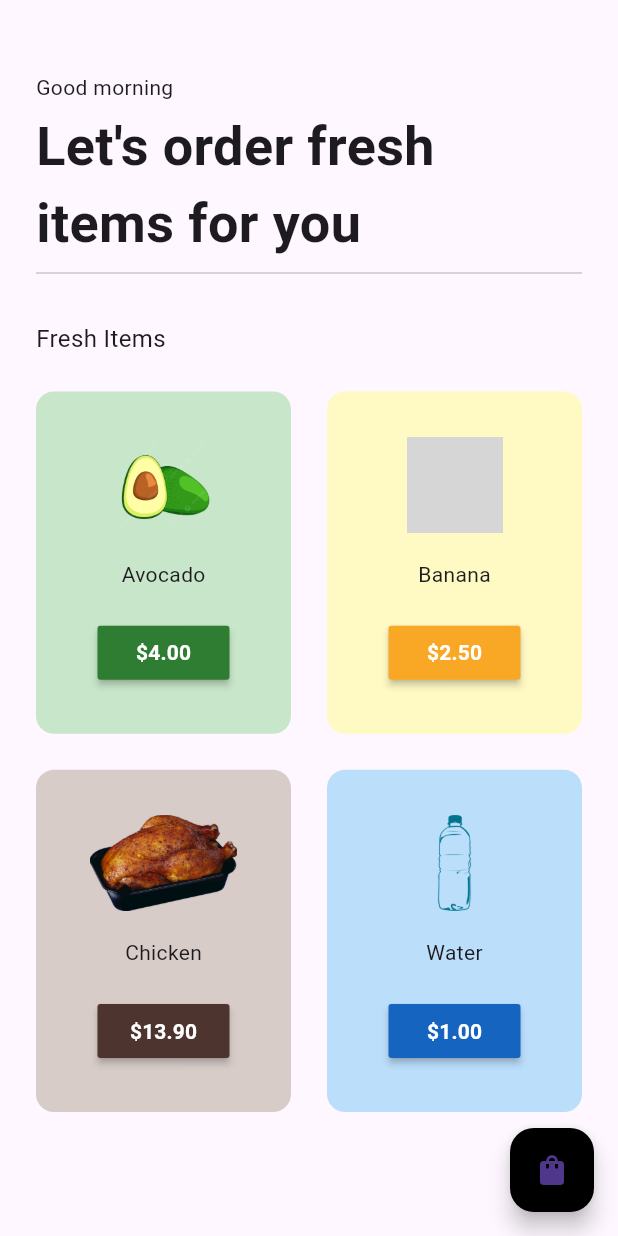
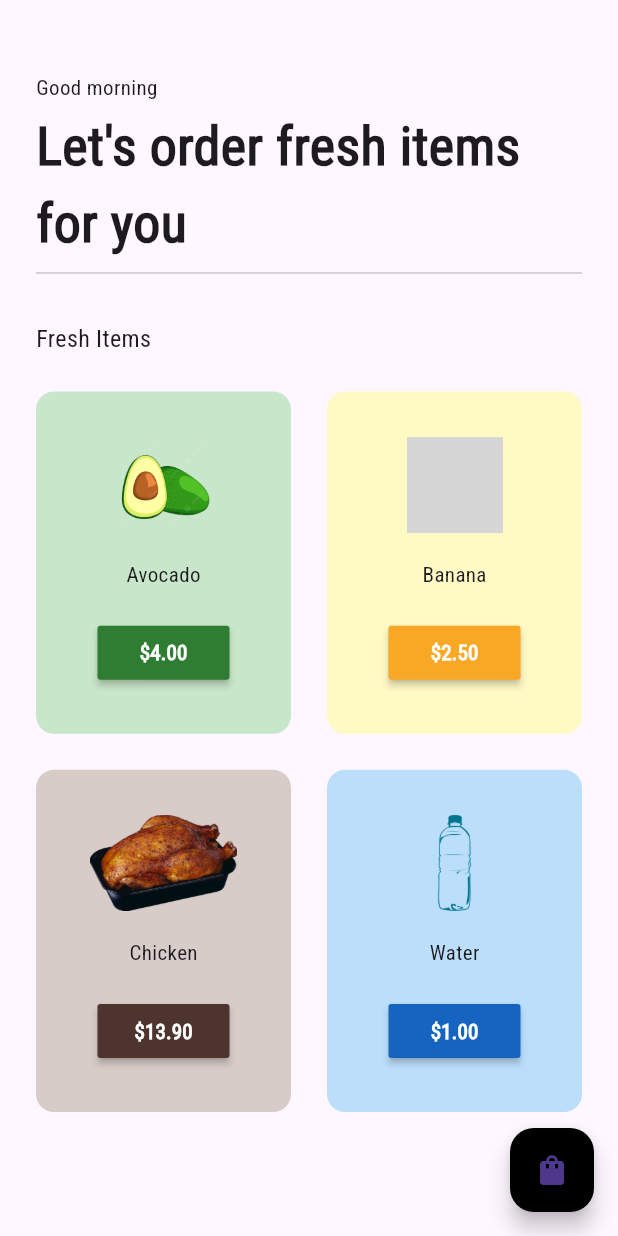
Before and after one commit to aaronhayu/grocery_shop, a Flutter app: the HomePage screen opened directly, on a phone screen of 412 x 824 dp. Run offline on Flutter 3.47's test engine with Material 3 defaults, Android fonts, the phone set to English and light mode, and no system bars; grey boxes are pictures that could not be loaded.

Commit message:
Did some adjustment

```diff
--- /dev/null
+++ b/lib/core/resources/app_fonts.dart
@@ -0,0 +1,3 @@
+class AppFonts {
+  static const roboto = 'Roboto';
+}
--- a/lib/pages/home_page.dart
+++ b/lib/pages/home_page.dart
@@ -1,4 +1,5 @@
 import 'package:flutter/material.dart';
+import 'package:grocery_shop/core/resources/app_fonts.dart';
 import 'package:grocery_shop/model/cart_model.dart';
 import 'package:grocery_shop/pages/cart_page.dart';
 import 'package:provider/provider.dart';
@@ -25,53 +26,55 @@ class HomePage extends StatelessWidget {
       ),
       body: SafeArea(
         child: Column(
+          children: [
+            ItemsDescription(),
+            GroceryList()
+          ],
+        ),
+      ),
+    );
+  }
+}
+class ItemsDescription extends StatelessWidget {
+  const ItemsDescription({super.key});
+
+  @override
+  Widget build(BuildContext context) {
+    return Padding(
+      padding: const EdgeInsets.symmetric(horizontal: 24.0),
+      child: Column(
         crossAxisAlignment: CrossAxisAlignment.start,
         children: [
           SizedBox(height: 48),
-
-            // Good morning
-            Padding(
-              padding: EdgeInsets.symmetric(horizontal: 24.0),
-              child: Text("Good morning"),
-            ),
-
-            const SizedBox(
-              height: 4,
-            ),
-
-            // Let's order fresh items for you.
-
-            Padding(
-              padding: const EdgeInsets.symmetric(horizontal: 24.0),
-              child: Text(
+          Text("Good morning", style: TextStyle(fontFamily: AppFonts.roboto),),
+          const SizedBox(height: 4),
+          Text(
             "Let's order fresh items for you",
             style: TextStyle(
               fontSize: 36,
               fontWeight: FontWeight.bold,
             ),
           ),
-            ),
-
-            // divider
-            const Padding(
-              padding: const EdgeInsets.symmetric(horizontal: 24.0),
-              child: Divider(),
-            ),
-
-            const SizedBox(
-              height: 24,
-            ),
-
-            // fresh items + grid
-            const Padding(
-              padding: const EdgeInsets.symmetric(horizontal: 24.0),
-              child: Text(
+          Divider(),
+          const SizedBox(height: 24),
+          Text(
             "Fresh Items",
             style: TextStyle(fontSize: 16),
           ),
+        ],
       ),
+    );
+  }
+}
 
-            Expanded(
+class GroceryList extends StatelessWidget {
+  const GroceryList({
+    super.key,
+  });
+
+  @override
+  Widget build(BuildContext context) {
+    return Expanded(
       child: Consumer<CartModel>(
         builder: (context, value, child) {
           return GridView.builder(
@@ -82,7 +85,6 @@ class HomePage extends StatelessWidget {
                   crossAxisCount: 2,
                   childAspectRatio: 1/1.3,
                 ),
-
             itemBuilder: (context, index) {
               return GroceryItemTile(
                 itemName: value.shopItems[index][0],
@@ -98,10 +100,6 @@ class HomePage extends StatelessWidget {
           );
         },
       ),
-            )
-          ],
-        ),
-      ),
     );
   }
 }
--- a/lib/pages/intro_page.dart
+++ b/lib/pages/intro_page.dart
@@ -28,9 +28,7 @@ class IntroPage extends StatelessWidget {
               ),
             ),
           ),
-
           const SizedBox(height: 24,),
-
           // fresh items everyday
           Text(
             "Fresh items everyday",
```
Also changed, not shown: pubspec.yaml (+6 -3 lines), assets/fonts/roboto_condensed_regular.ttf (added). Lines whose indentation alone changed are shown as unchanged.
